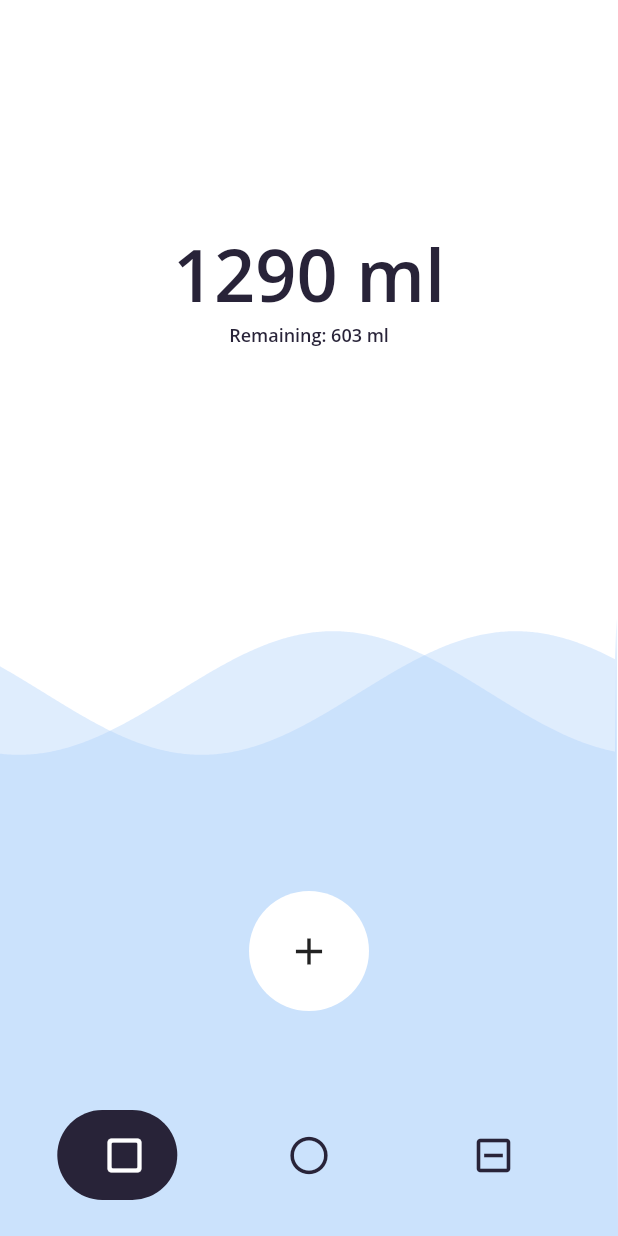
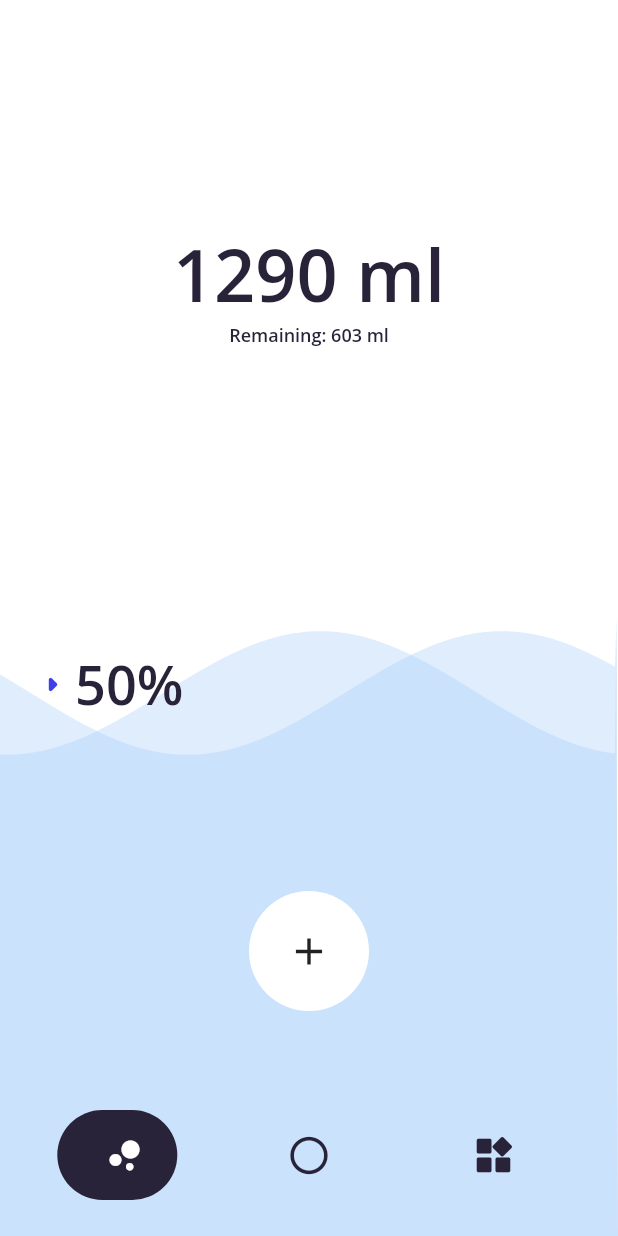
Before and after one commit to ekotyoo/drink_reminder, a Flutter app: the screen it shows after launch, on a phone screen of 412 x 824 dp. Run offline on Flutter 3.47's test engine with Material 2 defaults, Android fonts, the phone set to English and light mode, and no system bars.

Commit message:
Add progress percentage animation on wave widget

```diff
--- a/lib/features/hydration_reminder/presentation/pages/drink_page.dart
+++ b/lib/features/hydration_reminder/presentation/pages/drink_page.dart
@@ -52,6 +52,10 @@ class _DrinkPageState extends State<DrinkPage>
               bottom: 150,
               left: 0,
               right: 0,
+              child: FadeTransition(
+                opacity: _animation,
+                child: SlideTransition(
+                  position: _offsetAnimation,
                   child: Container(
                     height: 80,
                     width: 80,
@@ -60,6 +64,8 @@ class _DrinkPageState extends State<DrinkPage>
                     child: const Icon(
                       Icons.add,
                       size: 30,
+                    ),
+                  ),
                 ),
               ),
             ),
@@ -114,10 +120,12 @@ class Wave extends StatefulWidget {
 class _WaveState extends State<Wave> with TickerProviderStateMixin {
   late AnimationController _animationController1;
   late AnimationController _animationController2;
+  late AnimationController _animationController3;
   late List<Offset> _points;
 
   @override
   void initState() {
+    super.initState();
     _animationController1 = AnimationController(
         vsync: this,
         duration: const Duration(milliseconds: 10000),
@@ -128,15 +136,23 @@ class _WaveState extends State<Wave> with TickerProviderStateMixin {
         duration: const Duration(milliseconds: 9000),
         upperBound: 2 * pi);
 
+    _animationController3 = AnimationController(
+      vsync: this,
+      duration: const Duration(milliseconds: 1000),
+    );
+
+    Future.delayed(const Duration(milliseconds: 300)).then((value) {
       _animationController1.repeat();
       _animationController2.repeat();
-    super.initState();
+      _animationController3.forward();
+    });
   }
 
   @override
   void dispose() {
     _animationController1.dispose();
     _animationController2.dispose();
+    _animationController3.dispose();
     super.dispose();
   }
 
@@ -182,6 +198,27 @@ class _WaveState extends State<Wave> with TickerProviderStateMixin {
                 ),
               );
             }),
+        Positioned(
+          left: 20,
+          top: 20,
+          child: AnimatedBuilder(
+              animation: _animationController3,
+              builder: (context, child) {
+                return Row(
+                  children: [
+                    const Icon(
+                      Icons.arrow_right_rounded,
+                      size: 30,
+                      color: MyColor.blueColor,
+                    ),
+                    Text(
+                      "${(_animationController3.value * 0.5 * 100).toInt()}%",
+                      style: MyStyles.extraLarge.copyWith(fontSize: 36),
+                    ),
+                  ],
+                );
+              }),
+        ),
       ],
     );
   }
--- a/lib/features/hydration_reminder/presentation/pages/landing_page.dart
+++ b/lib/features/hydration_reminder/presentation/pages/landing_page.dart
@@ -112,8 +112,6 @@ class _CustomBottomNavigationBarState extends State<CustomBottomNavigationBar>
       default:
         indicatorPosition = (screenWidth / (3 - index) - 80) - 38.2;
     }
-
-    _animationController.reset();
     _animationController.forward();
   }
 
@@ -156,7 +154,7 @@ class _CustomBottomNavigationBarState extends State<CustomBottomNavigationBar>
                     animation: _colorTween.animate(_animationController),
                     builder: (context, child) {
                       return Icon(
-                        Icons.check_box_outline_blank_rounded,
+                        Icons.bubble_chart,
                         size: 30,
                         color: widget.currentIndex == 0
                             ? _colorTween.evaluate(_animationController)
@@ -207,7 +205,7 @@ class _CustomBottomNavigationBarState extends State<CustomBottomNavigationBar>
                       animation: _colorTween.animate(_animationController),
                       builder: (context, child) {
                         return Icon(
-                          Icons.indeterminate_check_box_outlined,
+                          Icons.now_widgets_rounded,
                           size: 30,
                           color: widget.currentIndex == 2
                               ? _colorTween.evaluate(_animationController)
```
Lines whose indentation alone changed are shown as unchanged.
